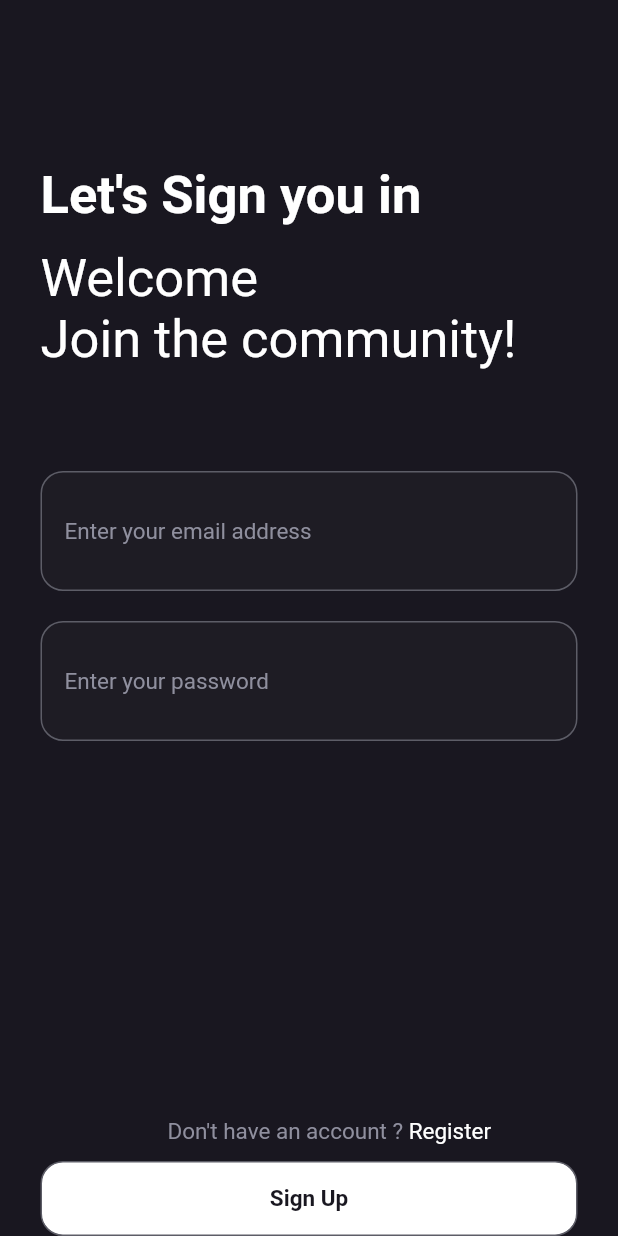
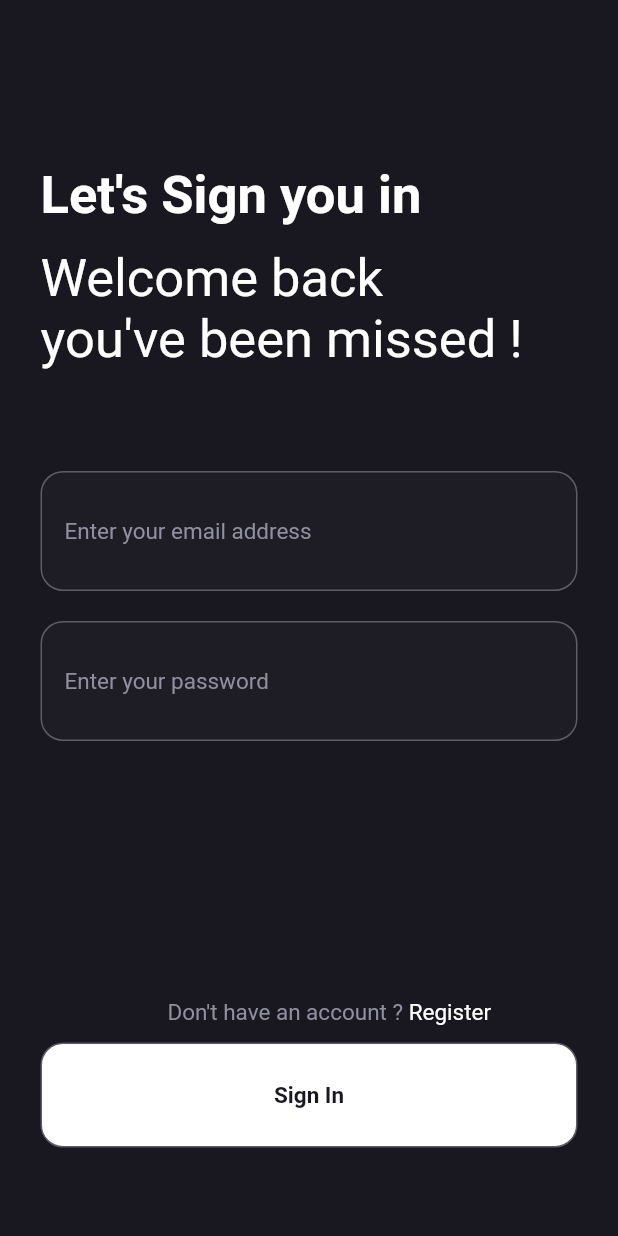
Before and after one commit to m-ammar-p/Flutter-Course-Assignment, a Flutter app: the screen it shows after launch, after a tap on "Already have an account ?", on a phone screen of 412 x 824 dp. Run offline on Flutter 3.47's test engine with Material 2 defaults, Android fonts, the phone set to English and light mode, and no system bars.

Commit message:
fixed button padding and have given bottom margin, also fixed label in signIn scren

```diff
--- a/Assignment 1/job_posting_app/lib/appButton.dart
+++ b/Assignment 1/job_posting_app/lib/appButton.dart
@@ -13,8 +13,8 @@ class AppButton extends StatelessWidget {
         Expanded(
           child: Container(
             alignment: Alignment.center,
-            margin: const EdgeInsets.only(right: 27,), // 590
-            padding: const EdgeInsets.all(15),
+            margin: const EdgeInsets.only(right: 27,bottom: 59), // 590
+            padding: const EdgeInsets.all(25),
             decoration: BoxDecoration(
               color: Colors.white,
               border: Border.all(color: const Color(0xFF5D5D67), width:1),
--- a/Assignment 1/job_posting_app/lib/screens/signIn.dart
+++ b/Assignment 1/job_posting_app/lib/screens/signIn.dart
@@ -21,7 +21,7 @@ class SignIn extends StatelessWidget {
               style: TextStyle(color: Colors.white, fontSize: 35, fontWeight: FontWeight.bold),
             ),
             const SizedBox(height: 14),
-            const Text("Welcome \nJoin the community!",
+            const Text("Welcome back\nyou've been missed !",
               style: TextStyle(color: Colors.white, fontSize: 35),
             ),
             SizedBox(height: 47),
@@ -50,7 +50,7 @@ class SignIn extends StatelessWidget {
             ),
 
             SizedBox(height: 11),
-            AppButton(label: "Sign Up", onPress: SignUpPress)
+            AppButton(label: "Sign In", onPress: SignUpPress)
 
 
           ], // children
```
